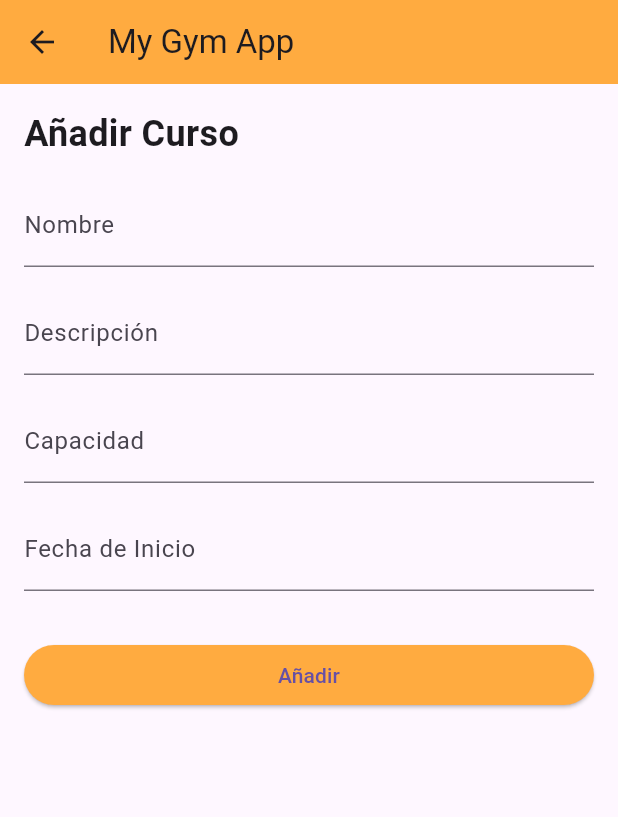
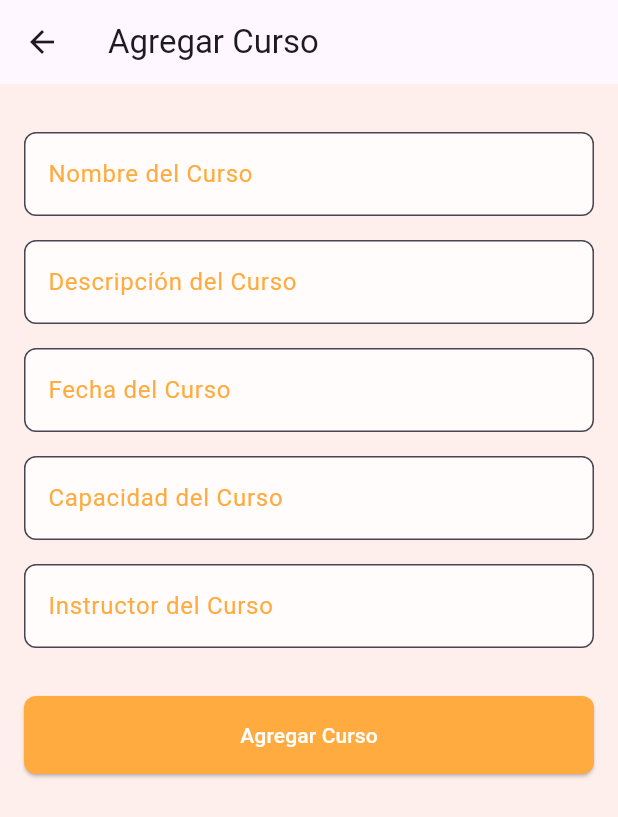
Before and after one commit to diegolopez12/MyGymApp, a Flutter app: the AddCourseScreen screen opened directly, on a phone screen of 412 x 824 dp. Shown: the top 817 px of the screen. Run offline on Flutter 3.47's test engine with Material 3 defaults, Android fonts, the phone set to English and light mode, and no system bars; our stand-ins replace flutter_dotenv, qr_flutter; missing offline and left inert: provider_base_tools; network calls fail.

Commit message:
Se anade info de cada curso y screen del QR en userScreen

```diff
--- a/lib/main.dart
+++ b/lib/main.dart
@@ -4,7 +4,7 @@ import 'package:flutter_dotenv/flutter_dotenv.dart';
 import 'package:mygym_app/presentation/screens/home_admin_screen.dart';
 import 'package:mygym_app/presentation/screens/home_user_screen.dart';
 
-import 'package:mygym_app/presentation/screens/login_screen.dart';
+
 import 'package:mygym_app/providers/asistencia_provider.dart';
 import 'package:mygym_app/providers/curso_provider.dart';
 import 'package:mygym_app/providers/usuario_provider.dart';
--- a/lib/models/cursos_response.dart
+++ b/lib/models/cursos_response.dart
@@ -52,10 +52,11 @@ class Attributes {
     final String nombre;
     final String descripcion;
     final String fecha;
-    final String capacidad;
+    final int capacidad;
     final DateTime createdAt;
     final DateTime updatedAt;
     final DateTime publishedAt;
+    final String instructor;
 
     Attributes({
         required this.nombre,
@@ -65,6 +66,7 @@ class Attributes {
         required this.createdAt,
         required this.updatedAt,
         required this.publishedAt,
+        required this.instructor,
     });
 
     factory Attributes.fromRawJson(String str) => Attributes.fromJson(json.decode(str));
@@ -74,21 +76,23 @@ class Attributes {
     factory Attributes.fromJson(Map<String, dynamic> json) => Attributes(
         nombre: json["nombre"],
         descripcion: json["descripcion"],
-        fecha: json["fecha"],
+        fecha: json["Fecha"],
         capacidad: json["capacidad"],
         createdAt: DateTime.parse(json["createdAt"]),
         updatedAt: DateTime.parse(json["updatedAt"]),
         publishedAt: DateTime.parse(json["publishedAt"]),
+        instructor: json["instructor"],
     );
 
     Map<String, dynamic> toJson() => {
         "nombre": nombre,
         "descripcion": descripcion,
-        "fecha": fecha,
+        "Fecha": fecha,
         "capacidad": capacidad,
         "createdAt": createdAt.toIso8601String(),
         "updatedAt": updatedAt.toIso8601String(),
         "publishedAt": publishedAt.toIso8601String(),
+        "instructor": instructor,
     };
 }
 
--- a/lib/presentation/screens/courses_screens/add_course_screen.dart
+++ b/lib/presentation/screens/courses_screens/add_course_screen.dart
@@ -1,5 +1,4 @@
 import 'package:flutter/material.dart';
-import 'package:intl/intl.dart';
 
 class AddCourseScreen extends StatefulWidget {
   const AddCourseScreen({super.key});
@@ -10,41 +9,27 @@ class AddCourseScreen extends StatefulWidget {
 
 class _AddCourseScreenState extends State<AddCourseScreen> {
   final _formKey = GlobalKey<FormState>();
-  final _nameController = TextEditingController();
-  final _descriptionController = TextEditingController();
-  final _capacityController = TextEditingController();
-  final _startDateController = TextEditingController();
-  DateTime? _selectedDate;
+  final _nombreController = TextEditingController();
+  final _descripcionController = TextEditingController();
+  final _fechaController = TextEditingController();
+  final _capacidadController = TextEditingController();
+  final _instructorController = TextEditingController();
 
   @override
   void dispose() {
-    _nameController.dispose();
-    _descriptionController.dispose();
-    _capacityController.dispose();
-    _startDateController.dispose();
+    _nombreController.dispose();
+    _descripcionController.dispose();
+    _fechaController.dispose();
+    _capacidadController.dispose();
+    _instructorController.dispose();
     super.dispose();
-  }
-
-  Future<void> _selectDate(BuildContext context) async {
-    final DateTime? picked = await showDatePicker(
-      context: context,
-      initialDate: _selectedDate ?? DateTime.now(),
-      firstDate: DateTime(2000),
-      lastDate: DateTime(2101),
-    );
-    if (picked != null && picked != _selectedDate) {
-      setState(() {
-        _selectedDate = picked;
-        _startDateController.text = DateFormat('yyyy-MM-dd').format(picked);
-      });
-    }
   }
 
   void _addCourse() {
     if (_formKey.currentState!.validate()) {
       // Lógica para añadir el curso
-      // Puedes agregar la lógica para guardar los datos del curso en la base de datos
-      Navigator.pop(context); // Vuelve a la pantalla principal del admin después de añadir el curso
+      // Aquí debes agregar la lógica para guardar el curso en la base de datos
+      Navigator.pop(context); // Regresa a la pantalla anterior después de agregar el curso
     }
   }
 
@@ -52,8 +37,7 @@ class _AddCourseScreenState extends State<AddCourseScreen> {
   Widget build(BuildContext context) {
     return Scaffold(
       appBar: AppBar(
-        title: const Text('My Gym App'),
-        backgroundColor: Colors.orangeAccent,
+        title: const Text('Agregar Curso'),
         leading: IconButton(
           icon: const Icon(Icons.arrow_back),
           onPressed: () {
@@ -61,23 +45,27 @@ class _AddCourseScreenState extends State<AddCourseScreen> {
           },
         ),
       ),
-      body: Padding(
+      body: Container(
+        decoration: BoxDecoration(
+          color: Colors.orangeAccent.withOpacity(0.1),
+        ),
         padding: const EdgeInsets.all(16.0),
         child: Form(
           key: _formKey,
           child: ListView(
             children: <Widget>[
-              const Text(
-                'Añadir Curso',
-                style: TextStyle(
-                  fontSize: 24,
-                  fontWeight: FontWeight.bold,
-                ),
-              ),
               const SizedBox(height: 16),
               TextFormField(
-                controller: _nameController,
-                decoration: const InputDecoration(labelText: 'Nombre'),
+                controller: _nombreController,
+                decoration: InputDecoration(
+                  labelText: 'Nombre del Curso',
+                  labelStyle: const TextStyle(color: Colors.orangeAccent),
+                  filled: true,
+                  fillColor: Colors.white.withOpacity(0.8),
+                  border: OutlineInputBorder(
+                    borderRadius: BorderRadius.circular(8.0),
+                  ),
+                ),
                 validator: (value) {
                   if (value == null || value.isEmpty) {
                     return 'Por favor ingrese el nombre del curso';
@@ -87,8 +75,17 @@ class _AddCourseScreenState extends State<AddCourseScreen> {
               ),
               const SizedBox(height: 16),
               TextFormField(
-                controller: _descriptionController,
-                decoration: const InputDecoration(labelText: 'Descripción'),
+                controller: _descripcionController,
+                maxLines: null,
+                decoration: InputDecoration(
+                  labelText: 'Descripción del Curso',
+                  labelStyle: const TextStyle(color: Colors.orangeAccent),
+                  filled: true,
+                  fillColor: Colors.white.withOpacity(0.8),
+                  border: OutlineInputBorder(
+                    borderRadius: BorderRadius.circular(8.0),
+                  ),
+                ),
                 validator: (value) {
                   if (value == null || value.isEmpty) {
                     return 'Por favor ingrese la descripción del curso';
@@ -98,38 +95,80 @@ class _AddCourseScreenState extends State<AddCourseScreen> {
               ),
               const SizedBox(height: 16),
               TextFormField(
-                controller: _capacityController,
-                decoration: const InputDecoration(labelText: 'Capacidad'),
+                controller: _fechaController,
+                decoration: InputDecoration(
+                  labelText: 'Fecha del Curso',
+                  labelStyle: const TextStyle(color: Colors.orangeAccent),
+                  filled: true,
+                  fillColor: Colors.white.withOpacity(0.8),
+                  border: OutlineInputBorder(
+                    borderRadius: BorderRadius.circular(8.0),
+                  ),
+                ),
+                validator: (value) {
+                  if (value == null || value.isEmpty) {
+                    return 'Por favor ingrese la fecha del curso';
+                  }
+                  // Puedes agregar validaciones adicionales para el formato de la fecha si es necesario
+                  return null;
+                },
+              ),
+              const SizedBox(height: 16),
+              TextFormField(
+                controller: _capacidadController,
+                decoration: InputDecoration(
+                  labelText: 'Capacidad del Curso',
+                  labelStyle: const TextStyle(color: Colors.orangeAccent),
+                  filled: true,
+                  fillColor: Colors.white.withOpacity(0.8),
+                  border: OutlineInputBorder(
+                    borderRadius: BorderRadius.circular(8.0),
+                  ),
+                ),
                 keyboardType: TextInputType.number,
                 validator: (value) {
                   if (value == null || value.isEmpty) {
                     return 'Por favor ingrese la capacidad del curso';
                   }
                   if (int.tryParse(value) == null) {
-                    return 'Por favor ingrese un número válido';
+                    return 'Ingrese un número válido';
                   }
                   return null;
                 },
               ),
               const SizedBox(height: 16),
               TextFormField(
-                controller: _startDateController,
-                decoration: const InputDecoration(labelText: 'Fecha de Inicio'),
-                readOnly: true,
-                onTap: () => _selectDate(context),
+                controller: _instructorController,
+                decoration: InputDecoration(
+                  labelText: 'Instructor del Curso',
+                  labelStyle: const TextStyle(color: Colors.orangeAccent),
+                  filled: true,
+                  fillColor: Colors.white.withOpacity(0.8),
+                  border: OutlineInputBorder(
+                    borderRadius: BorderRadius.circular(8.0),
+                  ),
+                ),
                 validator: (value) {
                   if (value == null || value.isEmpty) {
-                    return 'Por favor seleccione la fecha de inicio';
+                    return 'Por favor ingrese el nombre del instructor';
                   }
                   return null;
                 },
               ),
               const SizedBox(height: 32),
-              ElevatedButton(
-                onPressed: _addCourse,
-                child: const Text('Añadir'),
-                style: ElevatedButton.styleFrom(
-                  backgroundColor: Colors.orangeAccent, // Aquí estableces el color de fondo del botón
+              SizedBox(
+                width: double.infinity,
+                child: ElevatedButton(
+                  onPressed: _addCourse,
+                  child: const Text('Agregar Curso'),
+                  style: ElevatedButton.styleFrom(
+                    backgroundColor: Colors.orangeAccent,
+                    foregroundColor: Colors.white,
+                    padding: const EdgeInsets.symmetric(vertical: 16.0),
+                    shape: RoundedRectangleBorder(
+                      borderRadius: BorderRadius.circular(8.0),
+                    ),
+                  ),
                 ),
               ),
             ],
--- a/lib/presentation/screens/home_admin_screen.dart
+++ b/lib/presentation/screens/home_admin_screen.dart
@@ -1,6 +1,9 @@
 import 'package:flutter/material.dart';
-import 'package:mygym_app/presentation/screens/add_user_screen.dart';
+import 'package:mygym_app/models/cursos_response.dart';
+import 'package:mygym_app/presentation/screens/UserScreens/add_user_screen.dart';
+
 import 'package:mygym_app/presentation/screens/courses_screens/add_course_screen.dart';
+import 'package:mygym_app/presentation/screens/courses_screens/course_details_screen.dart';
 import 'package:mygym_app/presentation/screens/courses_screens/delete_course_screen.dart';
 import 'package:mygym_app/presentation/screens/courses_screens/modify_course_screen.dart';
 import 'package:mygym_app/presentation/screens/login_screen.dart';
@@ -38,10 +41,19 @@ class HomeAdminScreen extends StatelessWidget {
     );
   }
 
+  void _navigateToCourseDetail(BuildContext context, Curso curso) {
+    Navigator.push(
+      context,
+      MaterialPageRoute(
+        builder: (context) => CourseDetailScreen(curso: curso),
+      ),
+    );
+  }
+
   @override
   Widget build(BuildContext context) {
     final cursoProvider = context.watch<CursoProvider>();
-   cursoProvider.loadPublicCursoList();
+    cursoProvider.loadPublicCursoList();
     return Scaffold(
       appBar: AppBar(
         title: const Text('My Gym App'),
@@ -96,16 +108,16 @@ class HomeAdminScreen extends StatelessWidget {
             Expanded(
               child: ListView.builder(
                 padding: const EdgeInsets.all(16.0),
-                itemCount: cursoProvider.cursoList.length, // Aquí hay que poner el número de cursos desde la base de datos
+                itemCount: cursoProvider.cursoList.length,
                 itemBuilder: (context, index) {
-                    final curso = cursoProvider.cursoList[index];
+                  final curso = cursoProvider.cursoList[index];
                   return Card(
                     color: Colors.white.withOpacity(0.8),
                     child: ListTile(
-                       title: Text(curso.attributes.nombre),
+                      title: Text(curso.attributes.nombre),
                       subtitle: Text('Descripción del curso: ${curso.attributes.descripcion}'),
                       onTap: () {
-                        // Lógica para ver detalles del curso
+                        _navigateToCourseDetail(context, curso);
                       },
                     ),
                   );
--- a/pubspec.yaml
+++ b/pubspec.yaml
@@ -36,6 +36,8 @@ dependencies:
   intl: ^0.17.0
   provider: ^6.1.2
   provider_base_tools: ^0.1.6
+  qr_flutter: ^4.1.0
+  uuid: ^4.4.0
 
 dev_dependencies:
   flutter_lints: ^3.0.0
```
Also changed, not shown: lib/presentation/screens/UserScreens/qr_code_screen.dart (added, +60 -0 lines), lib/presentation/screens/courses_screens/course_details_screen.dart (added, +82 -0 lines), lib/presentation/screens/home_user_screen.dart (+27 -13 lines), lib/providers/curso_provider.dart (+11 -37 lines), lib/providers/usuario_provider.dart (+22 -9 lines), lib/presentation/screens/UserScreens/add_user_screen.dart (renamed from lib/presentation/screens/add_user_screen.dart), pubspec.lock.
